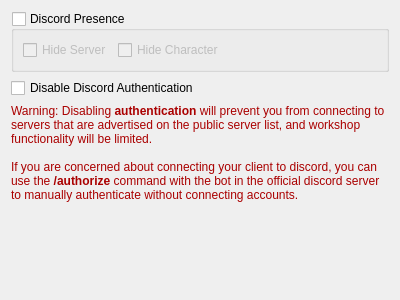
Before: the Qt Designer form src/config_tabs/config_tab_discord.ui in Mystery-Novel-Online/MNO-Client, drawn with Qt 5.
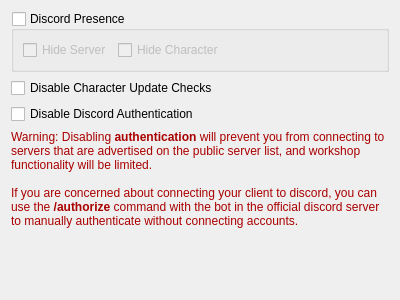
After: the same form once the commit is applied.

Commit message: feat: config toggle to check for workshop updates

```diff
--- a/src/config_tabs/config_tab_discord.ui
+++ b/src/config_tabs/config_tab_discord.ui
@@ -43,6 +43,13 @@
      </layout>
     </widget>
    </item>
+   <item>
+    <widget class="QCheckBox" name="disableCharacterUpdate">
+     <property name="text">
+      <string>Disable Character Update Checks</string>
+     </property>
+    </widget>
+   </item>
    <item>
     <widget class="QCheckBox" name="disableIntergration">
      <property name="text">
```
The commit also changes 3 other files.
